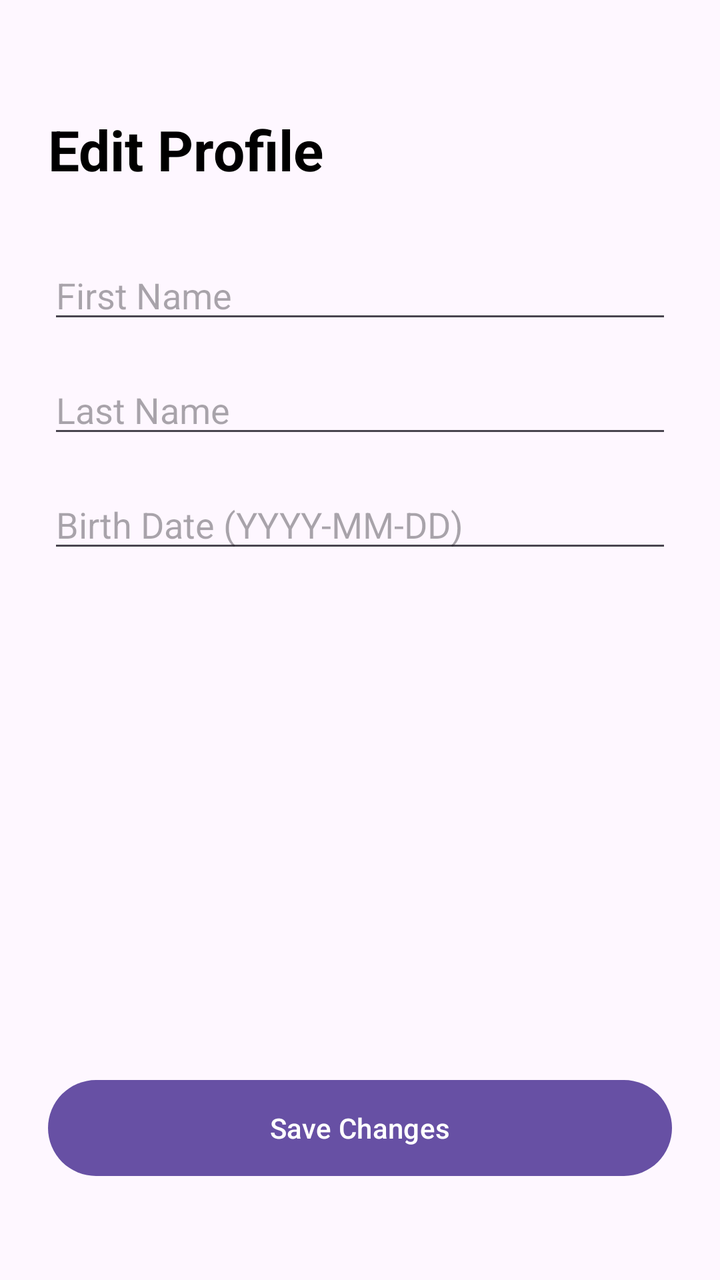
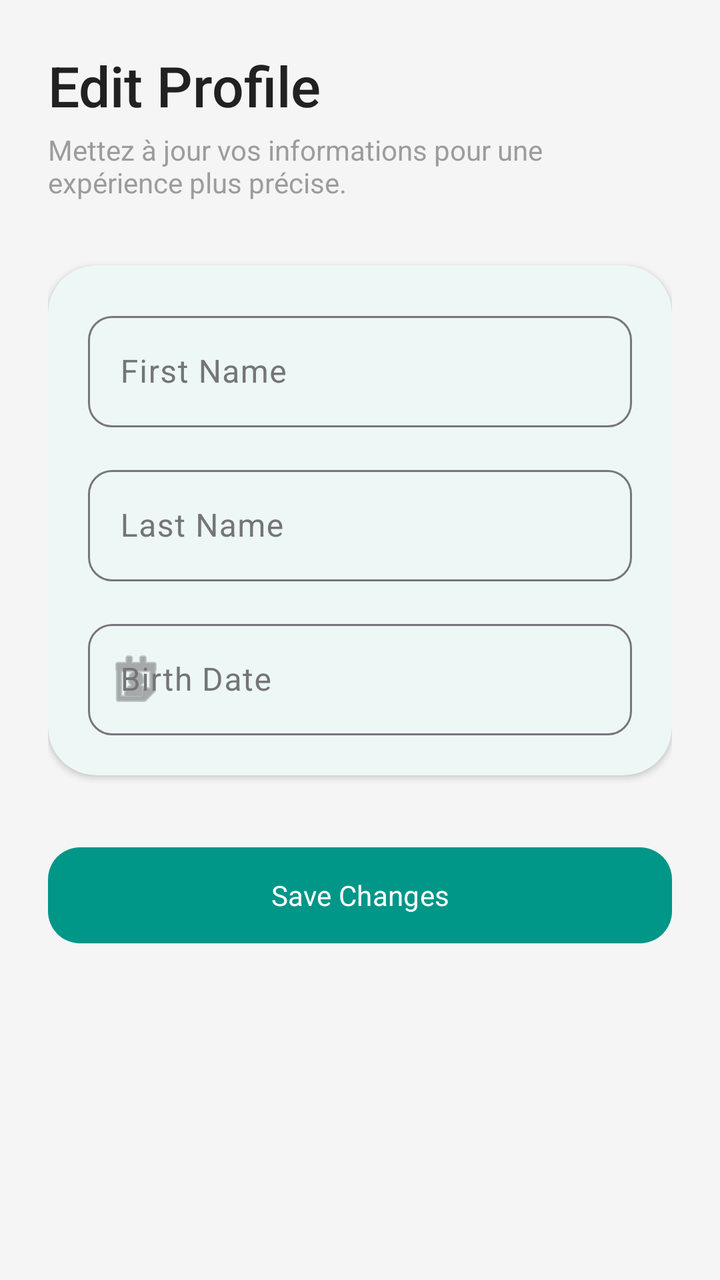

Compare the two renders of this Android layout. The source of the first and the diff that turns it into the second are given below.
<!-- AndroidManifest.xml: application theme Theme.SmartLife -->
<!-- res/layout/activity_edit_profile.xml -->
<?xml version="1.0" encoding="utf-8"?>
<androidx.constraintlayout.widget.ConstraintLayout xmlns:android="http://schemas.android.com/apk/res/android"
    xmlns:app="http://schemas.android.com/apk/res-auto"
    xmlns:tools="http://schemas.android.com/tools"
    android:layout_width="match_parent"
    android:layout_height="match_parent"
    android:padding="24dp"
    tools:context=".EditProfileActivity">

    <TextView
        android:id="@+id/tvEditProfileTitle"
        android:layout_width="wrap_content"
        android:layout_height="wrap_content"
        android:text="Edit Profile"
        android:textSize="28sp"
        android:textStyle="bold"
        android:textColor="@color/black"
        app:layout_constraintTop_toTopOf="parent"
        app:layout_constraintStart_toStartOf="parent"
        android:layout_marginTop="32dp" />

    <EditText
        android:id="@+id/etEditFirstName"
        android:layout_width="match_parent"
        android:layout_height="wrap_content"
        android:hint="First Name"
        android:inputType="textPersonName"
        android:layout_marginTop="32dp"
        app:layout_constraintTop_toBottomOf="@id/tvEditProfileTitle" />

    <EditText
        android:id="@+id/etEditLastName"
        android:layout_width="match_parent"
        android:layout_height="wrap_content"
        android:hint="Last Name"
        android:inputType="textPersonName"
        android:layout_marginTop="16dp"
        app:layout_constraintTop_toBottomOf="@id/etEditFirstName" />

    <EditText
        android:id="@+id/etEditBirthDate"
        android:layout_width="match_parent"
        android:layout_height="wrap_content"
        android:hint="Birth Date (YYYY-MM-DD)"
        android:inputType="date"
        android:focusable="false"
        android:clickable="true"
        android:layout_marginTop="16dp"
        app:layout_constraintTop_toBottomOf="@id/etEditLastName" />

    <Button
        android:id="@+id/btnSaveProfile"
        android:layout_width="match_parent"
        android:layout_height="56dp"
        android:text="Save Changes"
        style="@style/Widget.Material3.Button"
        app:layout_constraintBottom_toBottomOf="parent"
        android:layout_marginBottom="24dp" />

    <ProgressBar
        android:id="@+id/progressBar"
        android:layout_width="wrap_content"
        android:layout_height="wrap_content"
        android:visibility="gone"
        app:layout_constraintTop_toTopOf="parent"
        app:layout_constraintBottom_toBottomOf="parent"
        app:layout_constraintStart_toStartOf="parent"
        app:layout_constraintEnd_toEndOf="parent" />

</androidx.constraintlayout.widget.ConstraintLayout>
<!-- resources referenced by this layout -->
<resources>
  <color name="black">#FF000000</color>
  <style name="Theme.SmartLife" parent="Base.Theme.SmartLife" />
  <style name="Base.Theme.SmartLife" parent="Theme.Material3.DayNight.NoActionBar">
          
          
      </style>
</resources>

<!-- the commit's change to res/layout/activity_edit_profile.xml (unified diff, before → after) -->
@@ -1,70 +1,122 @@
 <?xml version="1.0" encoding="utf-8"?>
-<androidx.constraintlayout.widget.ConstraintLayout xmlns:android="http://schemas.android.com/apk/res/android"
+<androidx.core.widget.NestedScrollView xmlns:android="http://schemas.android.com/apk/res/android"
     xmlns:app="http://schemas.android.com/apk/res-auto"
     xmlns:tools="http://schemas.android.com/tools"
     android:layout_width="match_parent"
     android:layout_height="match_parent"
-    android:padding="24dp"
+    android:background="?attr/android:windowBackground"
+    android:fillViewport="true"
     tools:context=".EditProfileActivity">
 
-    <TextView
-        android:id="@+id/tvEditProfileTitle"
-        android:layout_width="wrap_content"
-        android:layout_height="wrap_content"
-        android:text="Edit Profile"
-        android:textSize="28sp"
-        android:textStyle="bold"
-        android:textColor="@color/black"
-        app:layout_constraintTop_toTopOf="parent"
-        app:layout_constraintStart_toStartOf="parent"
-        android:layout_marginTop="32dp" />
-
-    <EditText
-        android:id="@+id/etEditFirstName"
+    <LinearLayout
         android:layout_width="match_parent"
         android:layout_height="wrap_content"
-        android:hint="First Name"
-        android:inputType="textPersonName"
-        android:layout_marginTop="32dp"
-        app:layout_constraintTop_toBottomOf="@id/tvEditProfileTitle" />
+        android:orientation="vertical"
+        android:padding="24dp">
 
-    <EditText
-        android:id="@+id/etEditLastName"
-        android:layout_width="match_parent"
-        android:layout_height="wrap_content"
-        android:hint="Last Name"
-        android:inputType="textPersonName"
-        android:layout_marginTop="16dp"
-        app:layout_constraintTop_toBottomOf="@id/etEditFirstName" />
+        <TextView
+            android:id="@+id/tvEditProfileTitle"
+            android:layout_width="wrap_content"
+            android:layout_height="wrap_content"
+            android:text="@string/edit_profile_title"
+            android:textSize="28sp"
+            android:fontFamily="sans-serif-medium"
+            android:textColor="?attr/colorOnSurface" />
 
-    <EditText
-        android:id="@+id/etEditBirthDate"
-        android:layout_width="match_parent"
-        android:layout_height="wrap_content"
-        android:hint="Birth Date (YYYY-MM-DD)"
-        android:inputType="date"
-        android:focusable="false"
-        android:clickable="true"
-        android:layout_marginTop="16dp"
-        app:layout_constraintTop_toBottomOf="@id/etEditLastName" />
+        <TextView
+            android:layout_width="wrap_content"
+            android:layout_height="wrap_content"
+            android:layout_marginTop="4dp"
+            android:text="Mettez à jour vos informations pour une expérience plus précise."
+            android:alpha="0.7"
+            android:textColor="?attr/colorOnSurfaceVariant" />
 
-    <Button
-        android:id="@+id/btnSaveProfile"
-        android:layout_width="match_parent"
-        android:layout_height="56dp"
-        android:text="Save Changes"
-        style="@style/Widget.Material3.Button"
-        app:layout_constraintBottom_toBottomOf="parent"
-        android:layout_marginBottom="24dp" />
+        <com.google.android.material.card.MaterialCardView
+            android:layout_width="match_parent"
+            android:layout_height="wrap_content"
+            android:layout_marginTop="32dp"
+            app:cardCornerRadius="24dp"
+            app:cardElevation="2dp"
+            app:strokeWidth="0dp"
+            app:cardBackgroundColor="?attr/colorSurface">
 
-    <ProgressBar
-        android:id="@+id/progressBar"
-        android:layout_width="wrap_content"
-        android:layout_height="wrap_content"
-        android:visibility="gone"
-        app:layout_constraintTop_toTopOf="parent"
-        app:layout_constraintBottom_toBottomOf="parent"
-        app:layout_constraintStart_toStartOf="parent"
-        app:layout_constraintEnd_toEndOf="parent" />
+            <LinearLayout
+                android:layout_width="match_parent"
+                android:layout_height="wrap_content"
+                android:orientation="vertical"
+                android:padding="20dp">
 
-</androidx.constraintlayout.widget.ConstraintLayout>
+                <com.google.android.material.textfield.TextInputLayout
+                    style="@style/Widget.Material3.TextInputLayout.OutlinedBox"
+                    android:layout_width="match_parent"
+                    android:layout_height="wrap_content"
+                    android:layout_marginBottom="16dp"
+                    android:hint="@string/first_name_label"
+                    app:boxCornerRadiusBottomEnd="12dp"
+                    app:boxCornerRadiusBottomStart="12dp"
+                    app:boxCornerRadiusTopEnd="12dp"
+                    app:boxCornerRadiusTopStart="12dp">
+                    <com.google.android.material.textfield.TextInputEditText
+                        android:id="@+id/etEditFirstName"
+                        android:layout_width="match_parent"
+                        android:layout_height="wrap_content"
+                        android:inputType="textPersonName" />
+                </com.google.android.material.textfield.TextInputLayout>
+
+                <com.google.android.material.textfield.TextInputLayout
+                    style="@style/Widget.Material3.TextInputLayout.OutlinedBox"
+                    android:layout_width="match_parent"
+                    android:layout_height="wrap_content"
+                    android:layout_marginBottom="16dp"
+                    android:hint="@string/last_name_label"
+                    app:boxCornerRadiusBottomEnd="12dp"
+                    app:boxCornerRadiusBottomStart="12dp"
+                    app:boxCornerRadiusTopEnd="12dp"
+                    app:boxCornerRadiusTopStart="12dp">
+                    <com.google.android.material.textfield.TextInputEditText
+                        android:id="@+id/etEditLastName"
+                        android:layout_width="match_parent"
+                        android:layout_height="wrap_content"
+                        android:inputType="textPersonName" />
+                </com.google.android.material.textfield.TextInputLayout>
+
+                <com.google.android.material.textfield.TextInputLayout
+                    style="@style/Widget.Material3.TextInputLayout.OutlinedBox"
+                    android:layout_width="match_parent"
+                    android:layout_height="wrap_content"
+                    android:hint="@string/birth_date_label"
+                    app:boxCornerRadiusBottomEnd="12dp"
+                    app:boxCornerRadiusBottomStart="12dp"
+                    app:boxCornerRadiusTopEnd="12dp"
+                    app:boxCornerRadiusTopStart="12dp"
+                    app:startIconDrawable="@android:drawable/ic_menu_my_calendar">
+                    <com.google.android.material.textfield.TextInputEditText
+                        android:id="@+id/etEditBirthDate"
+                        android:layout_width="match_parent"
+                        android:layout_height="wrap_content"
+                        android:inputType="date"
+                        android:focusable="false"
+                        android:clickable="true" />
+                </com.google.android.material.textfield.TextInputLayout>
+
+            </LinearLayout>
+        </com.google.android.material.card.MaterialCardView>
+
+        <com.google.android.material.button.MaterialButton
+            android:id="@+id/btnSaveProfile"
+            android:layout_width="match_parent"
+            android:layout_height="56dp"
+            android:layout_marginTop="32dp"
+            android:text="@string/save_changes_button"
+            app:cornerRadius="16dp" />
+
+        <ProgressBar
+            android:id="@+id/progressBar"
+            android:layout_width="wrap_content"
+            android:layout_height="wrap_content"
+            android:layout_gravity="center"
+            android:layout_marginTop="16dp"
+            android:visibility="gone" />
+
+    </LinearLayout>
+</androidx.core.widget.NestedScrollView>
<!-- resource entries referenced after the edit -->
@@ -1,10 +1,55 @@
 <!-- resources referenced by this layout -->
 <resources>
-  <color name="black">#FF000000</color>
+  <string name="birth_date_label">Birth Date</string>
+  <string name="edit_profile_title">Edit Profile</string>
+  <string name="first_name_label">First Name</string>
+  <string name="last_name_label">Last Name</string>
+  <string name="save_changes_button">Save Changes</string>
   <style name="Theme.SmartLife" parent="Base.Theme.SmartLife" />
-  <style name="Base.Theme.SmartLife" parent="Theme.Material3.DayNight.NoActionBar">
+  <style name="Base.Theme.SmartLife" parent="Theme.Material3.Light.NoActionBar">
           
           
+          <item name="colorPrimary">@color/primary_color</item>
+          <item name="colorOnPrimary">@color/white</item>
+          <item name="colorPrimaryContainer">@color/primary_light</item>
+          <item name="colorOnPrimaryContainer">@color/primary_dark</item>
+  
+          
+          <item name="colorSecondary">@color/secondary_color</item>
+          <item name="colorOnSecondary">@color/white</item>
+          <item name="colorSecondaryContainer">@color/secondary_light</item>
+          <item name="colorOnSecondaryContainer">@color/secondary_dark</item>
+  
+          
+          <item name="android:windowBackground">@color/bg_light</item>
+          <item name="colorSurface">@color/white</item>
+          <item name="colorOnSurface">@color/text_main</item>
+          <item name="colorSurfaceVariant">#EEEEEE</item>
+          <item name="colorOnSurfaceVariant">@color/text_secondary</item>
+          <item name="colorOutlineVariant">@color/outline_variant</item>
+  
+          
+          <item name="android:fontFamily">sans-serif</item>
+          <item name="textAppearanceTitleLarge">@style/TextAppearance.SmartLife.TitleLarge</item>
+          <item name="textAppearanceBodyMedium">@style/TextAppearance.SmartLife.BodyMedium</item>
+      </style>
+  <color name="primary_color">#009688</color>
+  <color name="white">#FFFFFFFF</color>
+  <color name="primary_light">#52c7b8</color>
+  <color name="primary_dark">#00675b</color>
+  <color name="secondary_color">#FFAB40</color>
+  <color name="secondary_light">#ffdd71</color>
+  <color name="secondary_dark">#c67c00</color>
+  <color name="bg_light">#F5F5F5</color>
+  <color name="text_main">#212121</color>
+  <color name="text_secondary">#757575</color>
+  <color name="outline_variant">#E0E0E0</color>
+  <style name="TextAppearance.SmartLife.TitleLarge" parent="TextAppearance.Material3.TitleLarge">
+          <item name="android:textStyle">bold</item>
+          <item name="android:textColor">@color/text_main</item>
+      </style>
+  <style name="TextAppearance.SmartLife.BodyMedium" parent="TextAppearance.Material3.BodyMedium">
+          <item name="android:textColor">@color/text_secondary</item>
       </style>
 </resources>
 
